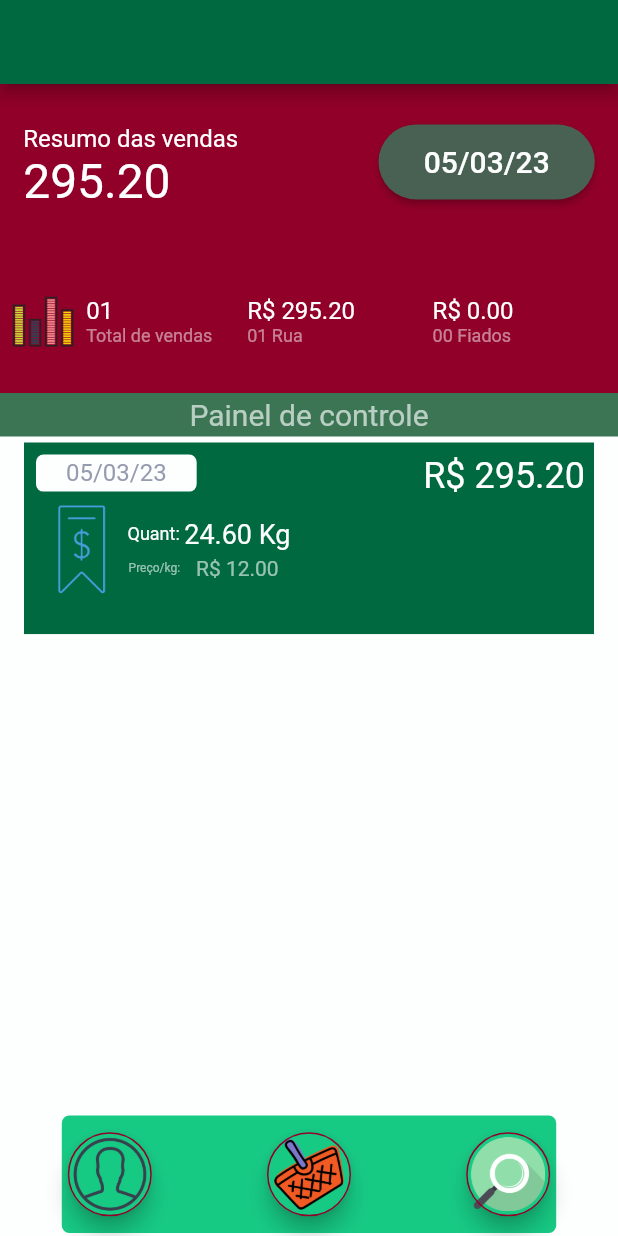
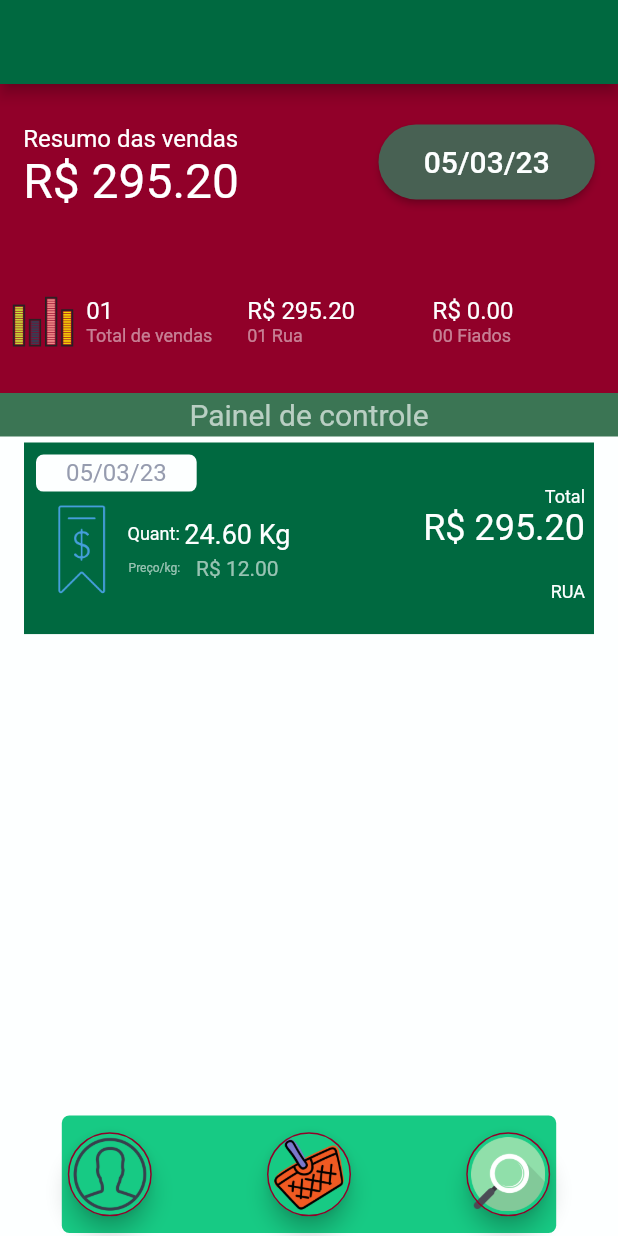
Before and after one commit to netomarques/gerenciamento_vendas, a Flutter app: the screen it shows after launch, on a phone screen of 412 x 824 dp. Run offline on Flutter 3.47's test engine with Material 2 defaults, Android fonts, the phone set to English and light mode, and no system bars.

Commit message:
(Dashboard) Mostrar venda fiado aberta ou fechada

```diff
--- /dev/null
+++ b/lib/model/abatimento.dart
@@ -0,0 +1,10 @@
+class Abatimento {
+  final int idVenda;
+  final double valor;
+  final DateTime dateAbatimento;
+
+  Abatimento(
+      {required this.idVenda,
+      required this.valor,
+      required this.dateAbatimento});
+}
--- /dev/null
+++ b/lib/model/abatimentos.dart
@@ -0,0 +1,89 @@
+import 'package:vendas_gerenciamento/model/abatimento.dart';
+
+final Map<String, Abatimento> abatimentos = {
+  '1': Abatimento(
+    idVenda: 1,
+    valor: 295.20,
+    dateAbatimento: DateTime.now(),
+  ),
+  '2': Abatimento(
+    idVenda: 2,
+    valor: 1200.00,
+    dateAbatimento: DateTime(2023, 1, 1),
+  ),
+  '3': Abatimento(
+    idVenda: 2,
+    valor: 800.00,
+    dateAbatimento: DateTime(2023, 1, 8),
+  ),
+  '4': Abatimento(
+    idVenda: 3,
+    valor: 696.00,
+    dateAbatimento: DateTime(2023, 2, 15),
+  ),
+  '5': Abatimento(
+    idVenda: 4,
+    valor: 972.00,
+    dateAbatimento: DateTime(2023, 1, 28),
+  ),
+  '6': Abatimento(
+    idVenda: 5,
+    valor: 480.00,
+    dateAbatimento: DateTime(2023, 2, 15),
+  ),
+  '7': Abatimento(
+    idVenda: 5,
+    valor: 480.00,
+    dateAbatimento: DateTime(2023, 2, 18),
+  ),
+  '8': Abatimento(
+    idVenda: 6,
+    valor: 54.00,
+    dateAbatimento: DateTime(2023, 3, 5),
+  ),
+  '9': Abatimento(
+    idVenda: 7,
+    valor: 54.00,
+    dateAbatimento: DateTime(2023, 1, 31),
+  ),
+  '10': Abatimento(
+    idVenda: 10,
+    valor: 350.00,
+    dateAbatimento: DateTime(2023, 2, 13),
+  ),
+  '11': Abatimento(
+    idVenda: 9,
+    valor: 576.00,
+    dateAbatimento: DateTime(2023, 2, 22),
+  ),
+  '12': Abatimento(
+    idVenda: 10,
+    valor: 240.00,
+    dateAbatimento: DateTime(2023, 2, 21),
+  ),
+  '13': Abatimento(
+    idVenda: 8,
+    valor: 900.00,
+    dateAbatimento: DateTime(2023, 2, 22),
+  ),
+  '14': Abatimento(
+    idVenda: 11,
+    valor: 100.00,
+    dateAbatimento: DateTime(2023, 2, 28),
+  ),
+  '15': Abatimento(
+    idVenda: 13,
+    valor: 18.80,
+    dateAbatimento: DateTime(2023, 2, 12),
+  ),
+  '16': Abatimento(
+    idVenda: 13,
+    valor: 18.80,
+    dateAbatimento: DateTime(2023, 2, 14),
+  ),
+  '17': Abatimento(
+    idVenda: 15,
+    valor: 400.00,
+    dateAbatimento: DateTime(2023, 2, 25),
+  ),
+};
--- a/lib/model/venda.dart
+++ b/lib/model/venda.dart
@@ -1,13 +1,17 @@
+import 'package:vendas_gerenciamento/model/abatimento.dart';
+import 'package:vendas_gerenciamento/model/abatimentos.dart';
 import 'package:vendas_gerenciamento/model/cliente.dart';
 
 class Venda {
+  final int id;
   final double quantidade;
   final double preco;
   final DateTime data;
   final Cliente cliente;
 
   Venda(
-      {required this.quantidade,
+      {required this.id,
+      required this.quantidade,
       required this.preco,
       required this.data,
       required this.cliente});
@@ -15,4 +19,31 @@ class Venda {
   bool isFiado() {
     return cliente.id != 1 ? true : false;
   }
+
+  List<Abatimento> abatimentosVenda() {
+    List<Abatimento> abatimentosCopia;
+    abatimentosCopia = abatimentos.values
+        .where((abatimento) => abatimento.idVenda == id)
+        .toList();
+
+    return abatimentosCopia;
+  }
+
+  bool isOpen() {
+    bool isOpen;
+    List<Abatimento> abatimentosVenda = this.abatimentosVenda();
+
+    if (abatimentosVenda.isEmpty) {
+      isOpen = true;
+    } else {
+      double total = 0.0;
+      for (Abatimento abatimento in abatimentosVenda) {
+        total = abatimento.valor + total;
+      }
+
+      total == preco * quantidade ? isOpen = false : isOpen = true;
+    }
+
+    return isOpen;
+  }
 }
--- a/lib/model/vendas.dart
+++ b/lib/model/vendas.dart
@@ -4,90 +4,105 @@ import 'package:intl/intl.dart';
 
 final Map<String, Venda> vendas = {
   '1': Venda(
+    id: 1,
     quantidade: 24.60,
     preco: 12.00,
     data: DateTime.now(),
     cliente: clientes.values.elementAt(0),
   ),
   '2': Venda(
+    id: 2,
     quantidade: 299.00,
     preco: 12.00,
     data: DateTime(2023, 1, 1),
     cliente: clientes.values.elementAt(1),
   ),
   '3': Venda(
+    id: 3,
     quantidade: 58.00,
     preco: 12.00,
     data: DateTime(2023, 2, 15),
     cliente: clientes.values.elementAt(0),
   ),
   '4': Venda(
+    id: 4,
     quantidade: 81.00,
     preco: 12.00,
     data: DateTime(2023, 1, 28),
     cliente: clientes.values.elementAt(0),
   ),
   '5': Venda(
+    id: 5,
     quantidade: 80.00,
     preco: 12.00,
     data: DateTime(2023, 2, 5),
     cliente: clientes.values.elementAt(1),
   ),
   '6': Venda(
+    id: 6,
     quantidade: 4.50,
     preco: 12.00,
     data: DateTime(2023, 2, 19),
     cliente: clientes.values.elementAt(3),
   ),
   '7': Venda(
+    id: 7,
     quantidade: 4.50,
     preco: 12.00,
     data: DateTime(2023, 1, 31),
     cliente: clientes.values.elementAt(0),
   ),
   '8': Venda(
+    id: 8,
     quantidade: 150.00,
     preco: 12.00,
     data: DateTime(2023, 2, 14),
     cliente: clientes.values.elementAt(3),
   ),
   '9': Venda(
+    id: 9,
     quantidade: 48.00,
     preco: 12.00,
     data: DateTime(2023, 2, 22),
     cliente: clientes.values.elementAt(0),
   ),
   '10': Venda(
+    id: 10,
     quantidade: 85.00,
     preco: 12.00,
     data: DateTime(2023, 2, 7),
     cliente: clientes.values.elementAt(4),
   ),
   '11': Venda(
+    id: 11,
     quantidade: 26.00,
     preco: 12.00,
     data: DateTime(2023, 2, 19),
     cliente: clientes.values.elementAt(5),
   ),
   '12': Venda(
+    id: 12,
     quantidade: 13.50,
     preco: 12.00,
     data: DateTime(2023, 1, 27),
     cliente: clientes.values.elementAt(4),
   ),
   '13': Venda(
+    id: 13,
     quantidade: 4.70,
     preco: 12.00,
     data: DateTime(2023, 2, 10),
     cliente: clientes.values.elementAt(4),
   ),
   '14': Venda(
+    id: 14,
     quantidade: 8.70,
     preco: 12.00,
     data: DateTime(2023, 1, 31),
     cliente: clientes.values.elementAt(5),
   ),
   '15': Venda(
+    id: 15,
     quantidade: 67.00,
     preco: 12.00,
     data: DateTime(2023, 2, 15),
--- a/lib/pages/home_painel.dart
+++ b/lib/pages/home_painel.dart
@@ -68,12 +68,16 @@ class _HomePainelState extends State<HomePainel> {
 
             return Expanded(
               child: ListView.builder(
-                itemCount: snapshot.data!.length,
+                itemCount: vendas.length,
                 shrinkWrap: true,
                 itemBuilder: (context, index) {
+                  Color cor;
                   Venda venda = vendas.values.elementAt(index);
-                  return _containerVenda(
-                      venda.data, venda.quantidade, venda.preco);
+                  venda.isFiado() == false || venda.isOpen() == false
+                      ? cor = const Color(0xFF006940)
+                      : cor = const Color(0xff910029);
+                  return _containerVenda(venda.data, venda.quantidade,
+                      venda.preco, cor, venda.cliente.nome);
                 },
               ),
             );
@@ -142,8 +146,7 @@ class _HomePainelState extends State<HomePainel> {
                 }
 
                 return Text(
-                  '${snapshot.data!["Vendas"]["Total"].toStringAsFixed(2)}',
-                  // snapshot.data!.toStringAsFixed(2),
+                  'R\$ ${snapshot.data!["Vendas"]["Total"].toStringAsFixed(2)}',
                   style: const TextStyle(color: Colors.white, fontSize: 32),
                 );
               }),
@@ -332,14 +335,14 @@ class _HomePainelState extends State<HomePainel> {
     );
   }
 
-  _containerVenda(data, quantidade, preco) {
+  _containerVenda(data, quantidade, preco, cor, cliente) {
     return GestureDetector(
       onTap: () => {pushNamed(context, "/lista_pagamento")},
       child: Container(
         margin: const EdgeInsets.only(left: 16, top: 4, right: 16, bottom: 4),
         width: _size.width,
         height: _size.height * 0.155,
-        color: const Color(0xFF006940),
+        color: cor,
         child: Row(
           children: <Widget>[
             Column(
@@ -348,7 +351,7 @@ class _HomePainelState extends State<HomePainel> {
                   _vendaData(data),
                   _vendaQuantidadePrecoPorKG(quantidade, preco),
                 ]),
-            _vendaValorTotal(quantidade * preco),
+            _vendaValorTotal(quantidade * preco, cliente),
           ],
         ),
       ),
@@ -395,7 +398,7 @@ class _HomePainelState extends State<HomePainel> {
                   'Quant: ',
                   style: TextStyle(
                     fontSize: 12,
-                    color: Color(0xffffffff),
+                    color: Color(0xFFFDFFFF),
                   ),
                 ),
                 Opacity(
@@ -404,7 +407,7 @@ class _HomePainelState extends State<HomePainel> {
                     'Preço/kg: ',
                     style: TextStyle(
                       fontSize: 8,
-                      color: Color(0xffffffff),
+                      color: Color(0xFFFDFFFF),
                     ),
                   ),
                 ),
@@ -420,7 +423,7 @@ class _HomePainelState extends State<HomePainel> {
                   '${quantidade.toStringAsFixed(2)} Kg',
                   style: const TextStyle(
                     fontSize: 18,
-                    color: Color(0xfffdffff),
+                    color: Color(0xFFFDFFFF),
                   ),
                 ),
                 Opacity(
@@ -429,7 +432,7 @@ class _HomePainelState extends State<HomePainel> {
                     'R\$ ${preco.toStringAsFixed(2)}',
                     style: const TextStyle(
                       fontSize: 14,
-                      color: Color(0xfffdffff),
+                      color: Color(0xFFFDFFFF),
                     ),
                   ),
                 ),
@@ -441,15 +444,35 @@ class _HomePainelState extends State<HomePainel> {
     );
   }
 
-  _vendaValorTotal(total) {
+  _vendaValorTotal(total, cliente) {
     return Expanded(
       child: Container(
-        // margin: const EdgeInsets.only(right: 6),
         padding: const EdgeInsets.only(right: 6, top: 8),
         alignment: Alignment.topRight,
-        child: Text(
-          "R\$ ${total.toStringAsFixed(2)}",
-          style: const TextStyle(color: Colors.white, fontSize: 24),
+        child: Column(
+          mainAxisAlignment: MainAxisAlignment.spaceEvenly,
+          crossAxisAlignment: CrossAxisAlignment.end,
+          children: [
+            Column(
+              mainAxisAlignment: MainAxisAlignment.spaceBetween,
+              crossAxisAlignment: CrossAxisAlignment.end,
+              children: [
+                const Text(
+                  "Total",
+                  style: TextStyle(color: Color(0xFFFDFFFF), fontSize: 12),
+                ),
+                Text(
+                  "R\$ ${total.toStringAsFixed(2)}",
+                  style:
+                      const TextStyle(color: Color(0xFFFDFFFF), fontSize: 24),
+                ),
+              ],
+            ),
+            Text(
+              cliente,
+              style: const TextStyle(color: Color(0xFFFDFFFF), fontSize: 12),
+            ),
+          ],
         ),
       ),
     );
```
